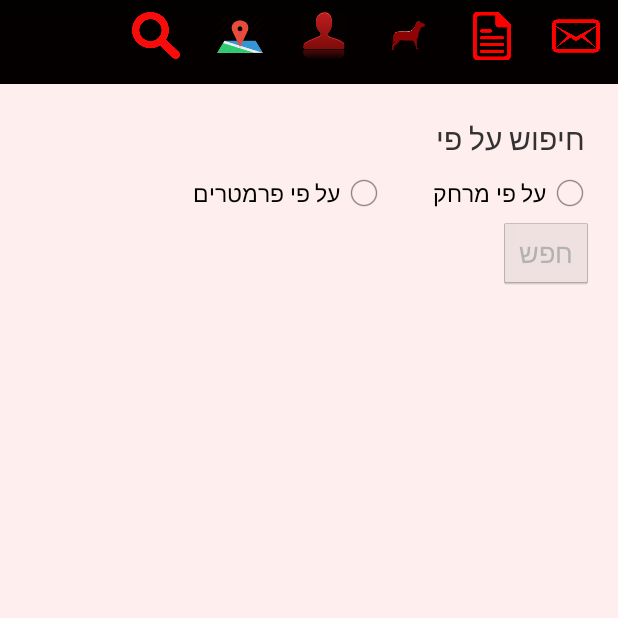
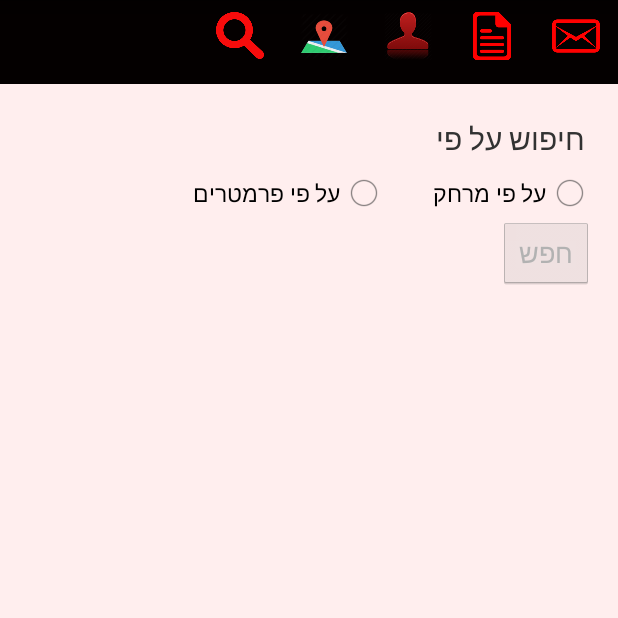
Before and after one commit to nofar9792/Nofar, an Android app: the SearchActivity screen opened directly, with no data from a screen before it, on a phone screen of 412 x 824 dp, the top half of it. Run offline under Robolectric (Android 15) with nearby library versions, the light colour scheme and no system bars.

Commit message:
set listeners to list view item's 2 buttons and fix menu bar

```diff
--- a/app/src/main/res/layout/activity_dogs_list.xml
+++ b/app/src/main/res/layout/activity_dogs_list.xml
@@ -25,7 +25,8 @@
         <ListView
             android:id="@+id/dogsOfDogWalker"
             android:layout_width="wrap_content"
-            android:layout_height="wrap_content">
+            android:layout_height="wrap_content"
+            >
 
         </ListView>
 
--- a/app/src/main/res/menu/menu_prime_dog_owner.xml
+++ b/app/src/main/res/menu/menu_prime_dog_owner.xml
@@ -19,12 +19,6 @@
         android:title="myProfile" />
 
     <item
-        android:id="@+id/dogsList"
-        android:icon="@drawable/dog_icon"
-        android:showAsAction="always"
-        android:title="dogs" />
-
-    <item
         android:id="@+id/tripsReport"
         android:icon="@drawable/report_icon"
         android:showAsAction="always"
```
Also changed, not shown: app/src/main/java/com/example/nofarcohenzedek/dogo/DogsListActivity.java (+45 -7 lines), app/src/main/res/layout/dog_in_dogs_list.xml (+6 -2 lines).
